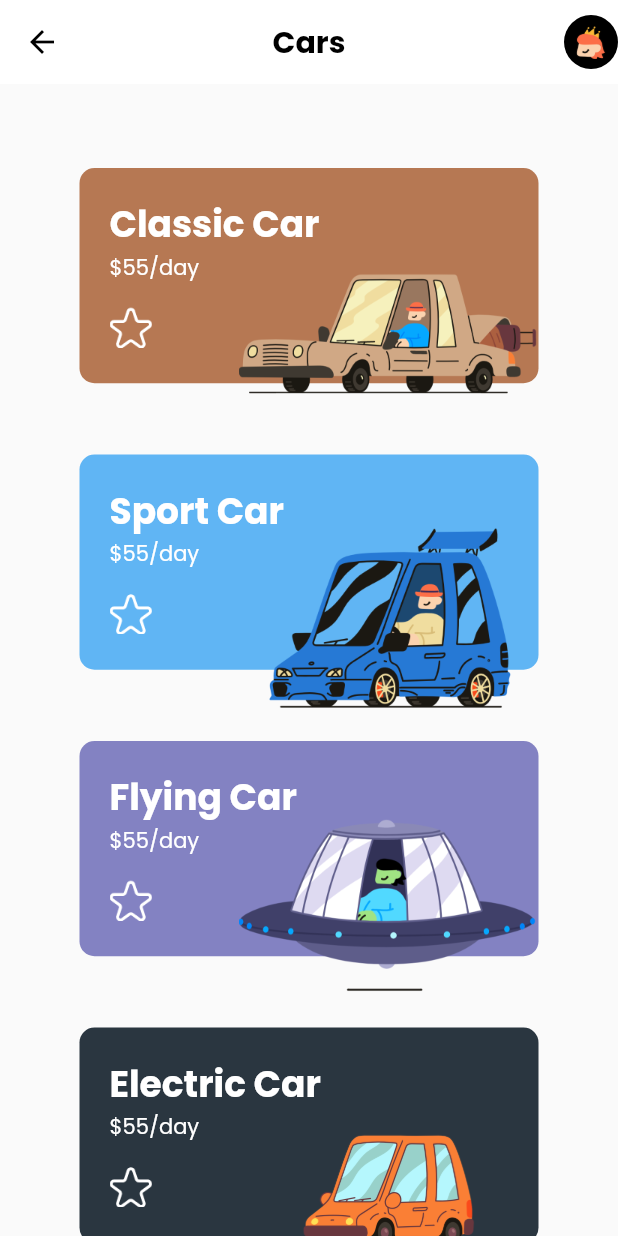
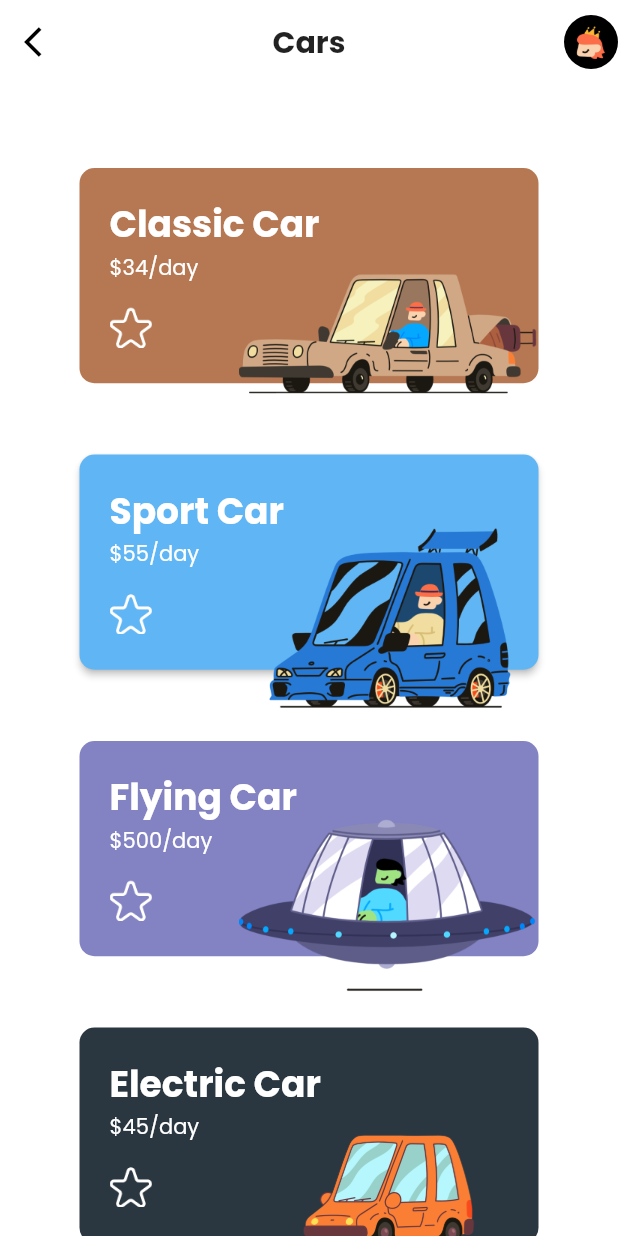
Before and after one commit to claudialukita/sample-fe, a Flutter app: the screen it shows after launch, after a tap on "Continue", on a phone screen of 412 x 824 dp. Run offline on Flutter 3.47's test engine with Material 2 defaults, Android fonts, the phone set to English and light mode, and no system bars; our stand-ins replace flutter_riverpod, flutter_switch.

Commit message:
assignment day 2

```diff
--- a/lib/main.dart
+++ b/lib/main.dart
@@ -4,6 +4,7 @@ import 'package:day1/screen/home_screen.dart';
 import 'package:flutter/material.dart';
 import 'package:flutter_riverpod/flutter_riverpod.dart';
 
+import 'model/home_model.dart';
 
 void main() {
   // runApp(const MyApp());
@@ -11,16 +12,64 @@ void main() {
 }
 
 class MyApp extends StatelessWidget {
-  const MyApp({Key? key}) : super(key: key);
+  // const MyApp({Key? key}) : super(key: key);
+
+  final darkTheme = ThemeData(
+    primaryColor: Color(0xFF191D21),
+    scaffoldBackgroundColor: Color(0xFF191D21),
+    fontFamily: 'poppins',
+    textTheme: TextTheme(
+      headline1: TextStyle(fontSize: 4, fontWeight: FontWeight.w600),
+      bodyText1: TextStyle(
+          fontSize: 24, fontWeight: FontWeight.w600, color: Color(0xFFFFFFFF)),
+      bodyText2: TextStyle(fontSize: 16, color: Color(0xFFFFFFFF)),
+    ),
+    elevatedButtonTheme: ElevatedButtonThemeData(
+      style: ElevatedButton.styleFrom(
+        shape: RoundedRectangleBorder(
+          borderRadius: BorderRadius.circular(10.0),
+        ),
+        primary: Color(0xFF1814E4),
+        padding: EdgeInsets.symmetric(horizontal: 12, vertical: 8),
+      ),
+    ),
+    iconTheme: IconThemeData(
+      color: Colors.white,
+    ),
+  );
+
+  final lightTheme = ThemeData(
+    primaryColor: Color(0xFFFFFFFF),
+    scaffoldBackgroundColor: Color(0xFFFFFFFF),
+    fontFamily: 'poppins',
+    textTheme: TextTheme(
+      headline1: TextStyle(fontSize: 4, fontWeight: FontWeight.w600),
+      bodyText1: TextStyle(
+          fontSize: 24, fontWeight: FontWeight.w600, color: Color(0xFF000000)),
+      bodyText2: TextStyle(fontSize: 16, color: Color(0xFF000000)),
+    ),
+    elevatedButtonTheme: ElevatedButtonThemeData(
+      style: ElevatedButton.styleFrom(
+        shape: RoundedRectangleBorder(
+          borderRadius: BorderRadius.circular(10.0),
+        ),
+        primary: Color(0xFFFA7F35),
+        padding: EdgeInsets.symmetric(horizontal: 12, vertical: 8),
+      ),
+    ),
+    iconTheme: IconThemeData(
+      color: Colors.black,
+    ),
+  );
 
   // This widget is the root of your application.
   @override
   Widget build(BuildContext context) {
+    return Consumer(builder: (builder, watch, child) {
+      final _isOn = watch(homeModelProvider);
       return MaterialApp(
         title: 'Flutter Demo',
-      theme: ThemeData(
-        primarySwatch: Colors.blue,
-      ),
+        theme: _isOn ? darkTheme : lightTheme,
         initialRoute: '/',
         routes: {
           '/': (context) => HomeScreen(),
@@ -28,6 +77,7 @@ class MyApp extends StatelessWidget {
           '/CarsCard': (context) => CarsCardsScreen(),
         },
       );
+    });
   }
 }
 
@@ -57,7 +107,6 @@ class _MyHomePageState extends State<MyHomePage> {
       ),
       body: Center(
         child: Column(
-
           mainAxisAlignment: MainAxisAlignment.center,
           children: <Widget>[
             const Text(
--- a/lib/model/is_liked_model.dart
+++ b/lib/model/is_liked_model.dart
@@ -1,6 +1,15 @@
 import 'package:flutter_riverpod/flutter_riverpod.dart';
 
 final isLikedModelProvider =
+    StateNotifierProvider<IsLikedModel, bool>((ref) => IsLikedModel());
+
+final isLikedModelProvider2 =
+    StateNotifierProvider<IsLikedModel, bool>((ref) => IsLikedModel());
+
+final isLikedModelProvider3 =
+    StateNotifierProvider<IsLikedModel, bool>((ref) => IsLikedModel());
+
+final isLikedModelProvider4 =
     StateNotifierProvider<IsLikedModel, bool>((ref) => IsLikedModel());
 
 class IsLikedModel extends StateNotifier<bool> {
--- a/lib/screen/car_detail_screen.dart
+++ b/lib/screen/car_detail_screen.dart
@@ -10,18 +10,16 @@ class CarDetailScreen extends StatelessWidget {
       appBar: AppBar(
         title: Text('Cars',
             style: TextStyle(
-                color: Colors.black,
                 fontSize: 20,
                 fontFamily: "Poppins",
                 fontWeight: FontWeight.bold)),
         centerTitle: true,
         elevation: 0,
-        backgroundColor: Colors.white,
         leading: IconButton(
           onPressed: Navigator.of(context).pop,
-          icon: const Icon(
-            Icons.arrow_back,
-            color: Colors.black,
+          icon: Icon(
+            Icons.arrow_back_ios,
+            color: Theme.of(context).iconTheme.color,
           ),
         ),
         actions: [
--- a/lib/screen/cars_cards_screen.dart
+++ b/lib/screen/cars_cards_screen.dart
@@ -2,7 +2,6 @@ import 'package:day1/model/is_liked_model.dart';
 import 'package:flutter/cupertino.dart';
 import 'package:flutter/material.dart';
 import 'package:flutter_riverpod/flutter_riverpod.dart';
-
 
 class CarsCardsScreen extends StatelessWidget {
   @override
@@ -11,18 +10,16 @@ class CarsCardsScreen extends StatelessWidget {
       appBar: AppBar(
         title: Text('Cars',
             style: TextStyle(
-                color: Colors.black,
                 fontSize: 20,
                 fontFamily: "Poppins",
                 fontWeight: FontWeight.bold)),
         centerTitle: true,
         elevation: 0,
-        backgroundColor: Colors.white,
         leading: IconButton(
           onPressed: Navigator.of(context).pop,
-          icon: const Icon(
-            Icons.arrow_back,
-            color: Colors.black,
+          icon: Icon(
+            Icons.arrow_back_ios,
+            color: Theme.of(context).iconTheme.color,
           ),
         ),
         actions: [
@@ -73,7 +70,7 @@ class CarsCardsScreen extends StatelessWidget {
                         Container(
                           width: 266,
                           child: Text(
-                            '\$55/day',
+                            '\$34/day',
                             style: TextStyle(
                               color: Colors.white,
                               fontSize: 14,
@@ -128,16 +125,19 @@ class CarsCardsScreen extends StatelessWidget {
               Stack(
                 children: [
                   Container(
-                    width: 306,
-                    height: 143.5,
+                    margin: EdgeInsets.fromLTRB(0, 0, 0, 47.5),
+                    child: ConstrainedBox(
+                      constraints:
+                          BoxConstraints.tightFor(width: 306, height: 143.5),
+                      child: ElevatedButton(
+                        onPressed: () =>
+                            {Navigator.pushNamed(context, '/CarDetail')},
+                        style: ElevatedButton.styleFrom(
+                          shape: RoundedRectangleBorder(
+                            borderRadius: BorderRadius.circular(10.0),
+                          ),
                           padding: EdgeInsets.all(20),
-                    // alignment: Alignment.center,
-                    margin: EdgeInsets.fromLTRB(0, 0, 0, 47.5),
-                    decoration: BoxDecoration(
-                      color: Color(0xFF60B5F4),
-                      borderRadius: new BorderRadius.all(
-                        Radius.circular(10.0),
-                      ),
+                          primary: Color(0xFF60B5F4),
                         ),
                         child: Column(
                           mainAxisAlignment: MainAxisAlignment.start,
@@ -176,11 +176,13 @@ class CarsCardsScreen extends StatelessWidget {
                                 Container(
                                   alignment: Alignment.bottomLeft,
                                   padding: EdgeInsets.fromLTRB(0, 15, 0, 0),
-                              child: Consumer(builder: (context, watch, child) {
-                                final _isLiked = watch(isLikedModelProvider);
+                                  child: Consumer(
+                                      builder: (context, watch, child) {
+                                    final _isLiked =
+                                        watch(isLikedModelProvider2);
                                     return GestureDetector(
                                       onTap: () => context
-                                      .read(isLikedModelProvider.notifier)
+                                          .read(isLikedModelProvider2.notifier)
                                           .handleFavorite(),
                                       child: Icon(
                                         Icons.star,
@@ -195,6 +197,8 @@ class CarsCardsScreen extends StatelessWidget {
                               ],
                             ),
                           ],
+                        ),
+                      ),
                     ),
                   ),
                   Container(
@@ -235,7 +239,7 @@ class CarsCardsScreen extends StatelessWidget {
                         Container(
                           width: 266,
                           child: Text(
-                            '\$55/day',
+                            '\$500/day',
                             style: TextStyle(
                               color: Colors.white,
                               fontSize: 14,
@@ -258,10 +262,10 @@ class CarsCardsScreen extends StatelessWidget {
                               alignment: Alignment.bottomLeft,
                               padding: EdgeInsets.fromLTRB(0, 15, 0, 0),
                               child: Consumer(builder: (context, watch, child) {
-                                final _isLiked = watch(isLikedModelProvider);
+                                final _isLiked = watch(isLikedModelProvider3);
                                 return GestureDetector(
                                   onTap: () => context
-                                      .read(isLikedModelProvider.notifier)
+                                      .read(isLikedModelProvider3.notifier)
                                       .handleFavorite(),
                                   child: Icon(
                                     Icons.star,
@@ -316,7 +320,7 @@ class CarsCardsScreen extends StatelessWidget {
                         Container(
                           width: 266,
                           child: Text(
-                            '\$55/day',
+                            '\$45/day',
                             style: TextStyle(
                               color: Colors.white,
                               fontSize: 14,
@@ -339,10 +343,10 @@ class CarsCardsScreen extends StatelessWidget {
                               alignment: Alignment.bottomLeft,
                               padding: EdgeInsets.fromLTRB(0, 15, 0, 0),
                               child: Consumer(builder: (context, watch, child) {
-                                final _isLiked = watch(isLikedModelProvider);
+                                final _isLiked = watch(isLikedModelProvider4);
                                 return GestureDetector(
                                   onTap: () => context
-                                      .read(isLikedModelProvider.notifier)
+                                      .read(isLikedModelProvider4.notifier)
                                       .handleFavorite(),
                                   child: Icon(
                                     Icons.star,
--- a/lib/screen/home_screen.dart
+++ b/lib/screen/home_screen.dart
@@ -3,7 +3,6 @@ import 'package:flutter/cupertino.dart';
 import 'package:flutter/material.dart';
 import 'package:flutter_switch/flutter_switch.dart';
 import 'package:flutter_riverpod/flutter_riverpod.dart';
-
 
 // class HomeScreen extends StatefulWidget{
 //   @override
@@ -20,7 +19,6 @@ class HomeScreen extends StatelessWidget {
           title: Text(
             'Beepy',
             style: TextStyle(
-              color: Colors.black,
               fontSize: 20,
               fontFamily: "Poppins",
               fontWeight: FontWeight.bold,
@@ -28,7 +26,6 @@ class HomeScreen extends StatelessWidget {
           ),
           centerTitle: true,
           elevation: 0,
-          backgroundColor: Colors.white,
         ),
         body: Column(
           children: [
@@ -45,16 +42,15 @@ class HomeScreen extends StatelessWidget {
               child: Column(
                 children: [
                   Container(
-                    child: Text('Find Your Vehicle',
-                        style: TextStyle(
-                            fontSize: 24,
-                            fontFamily: "Poppins",
-                            fontWeight: FontWeight.w600)),
+                    child: Text(
+                      'Find Your Vehicle',
+                      style: Theme.of(context).textTheme.bodyText1,
+                    ),
                   ),
                   Container(
                     margin: EdgeInsets.fromLTRB(17, 6, 17, 0),
                     child: Text('Find the perfect vehicle for every occasion!',
-                        style: TextStyle(fontSize: 16, fontFamily: "Poppins"),
+                        style: Theme.of(context).textTheme.bodyText2,
                         textAlign: TextAlign.center),
                   ),
                 ],
@@ -68,24 +64,15 @@ class HomeScreen extends StatelessWidget {
                   height: 24.0,
                   valueFontSize: 25.0,
                   toggleSize: 24,
-                  activeColor: Colors.white,
-                  inactiveColor: Colors.white,
+                  activeColor: Color(0xFFEB5757),
+                  inactiveColor: Color(0xFFDBDBDB),
                   switchBorder: Border.all(color: Colors.black),
                   toggleBorder: Border.all(color: Colors.black),
-                  // value: status,
                   borderRadius: 40.0,
                   padding: 0,
                   onToggle: (val) =>
-                  context
-                      .read(homeModelProvider.notifier)
-                      .handleToggle(),
+                      context.read(homeModelProvider.notifier).handleToggle(),
                   value: _isOn ? true : false,
-
-                  // {
-                  //   setState(() {
-                  //     status = val;
-                  //   });
-                  // },
                 );
               }),
             ),
@@ -95,13 +82,7 @@ class HomeScreen extends StatelessWidget {
               constraints: BoxConstraints.tightFor(width: 305, height: 57),
               child: ElevatedButton(
                 onPressed: () => {Navigator.pushNamed(context, '/CarsCard')},
-                style: ElevatedButton.styleFrom(
-                    shape: RoundedRectangleBorder(
-                      borderRadius: BorderRadius.circular(10.0),
-                    ),
-                    primary: Color(0xFFFA7F35),
-                    padding: EdgeInsets.symmetric(horizontal: 12, vertical: 8),
-                    textStyle: TextStyle(fontSize: 16, fontFamily: "Poppins")),
+                style: Theme.of(context).elevatedButtonTheme.style,
                 child: Text('Continue'),
               ),
             ),
```
Lines whose indentation alone changed are shown as unchanged.
